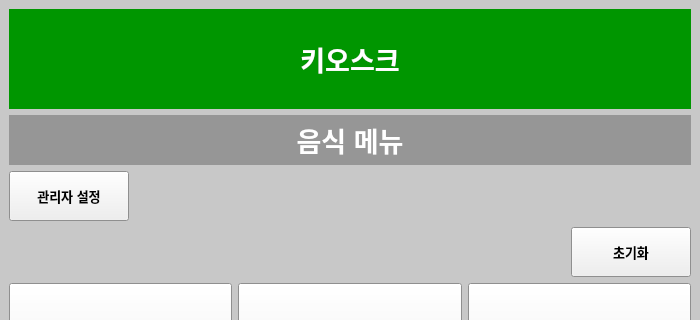
First picture: the form in AL JSG Project/ordermenu.ui, repository Karuperu/Algorithm24, before the edit; both pictures show x 0 to 700 and y 0 to 320 of the 700 by 1070 pixel window.
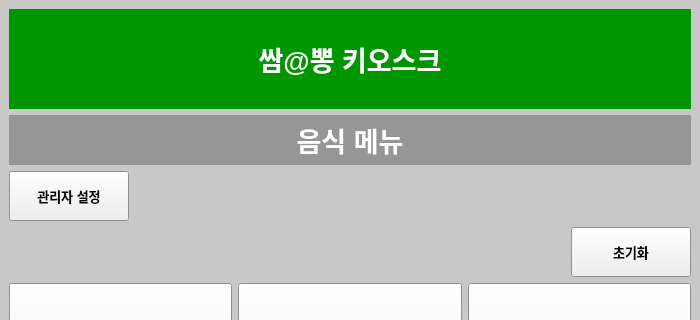
Second picture: the form after the edit.

What changed in the file:
```diff
--- a/AL JSG Project/ordermenu.ui
+++ b/AL JSG Project/ordermenu.ui
@@ -198,7 +198,7 @@
          <bool>true</bool>
         </property>
         <property name="text">
-         <string>키오스크</string>
+         <string>쌈@뽕 키오스크</string>
         </property>
         <property name="alignment">
          <set>Qt::AlignCenter</set>
```
